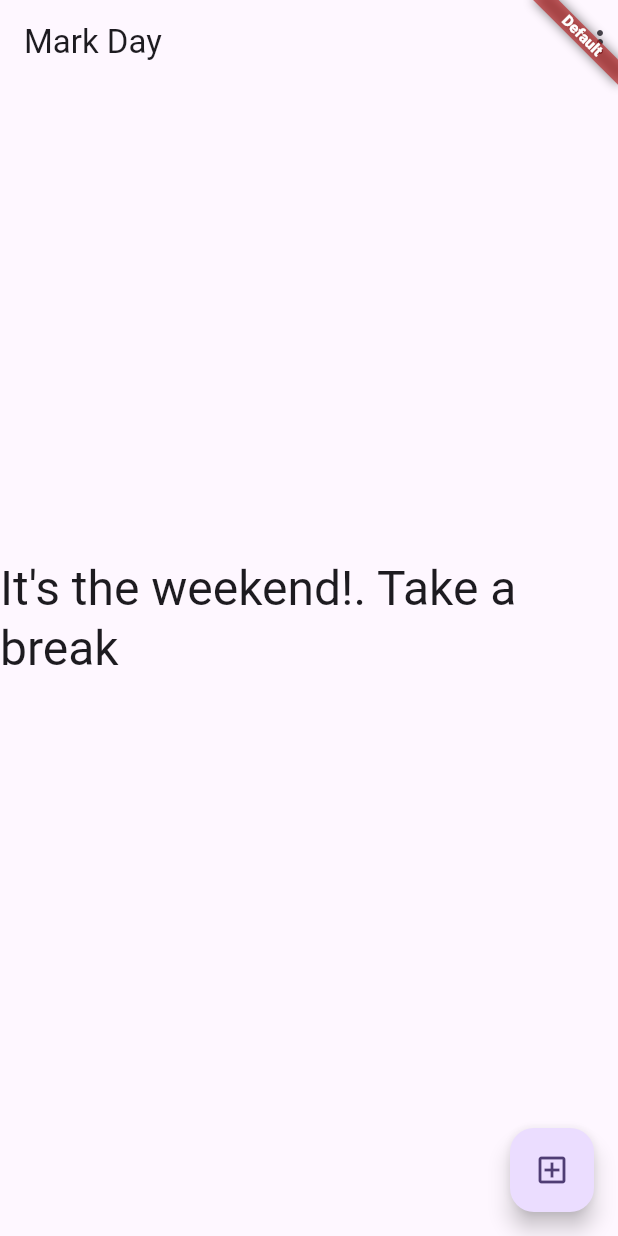
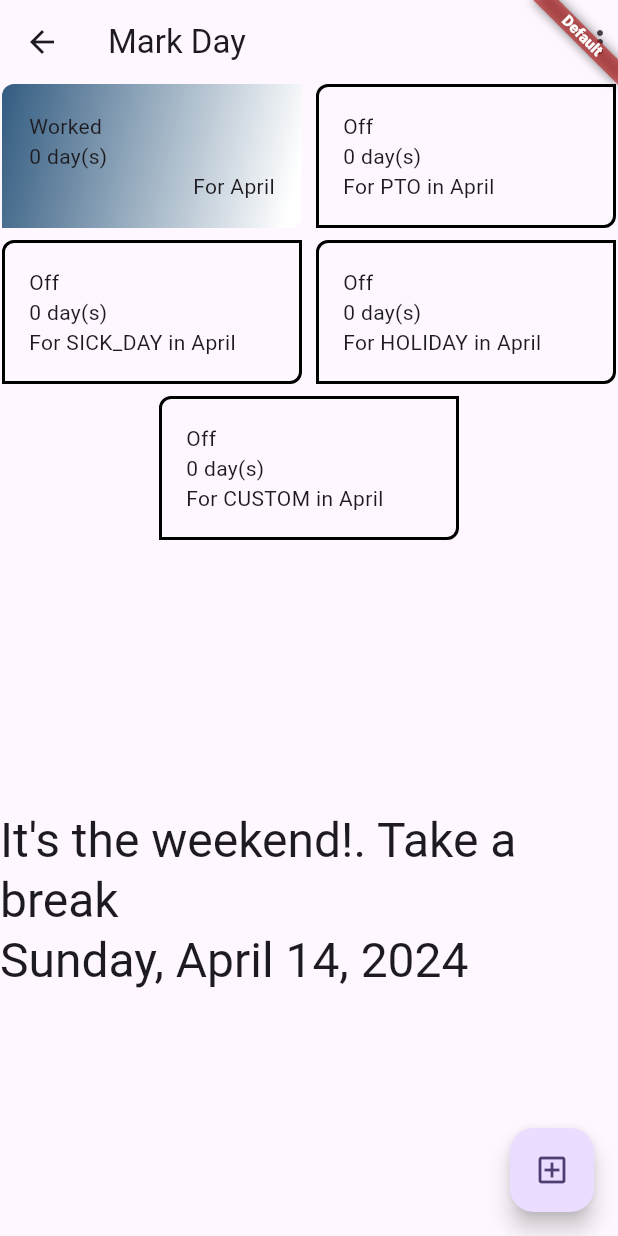
Before and after one commit to danagbemava/workdaez, a Flutter app: the MarkDayScreen screen opened directly, on a phone screen of 412 x 824 dp. Run offline on Flutter 3.47's test engine with Material 3 defaults, Android fonts, the phone set to English and light mode, and no system bars; our stand-ins replace bot_toast, drift, flutter_hooks, flutter_secure_storage, get_it, hooks_riverpod and 4 more; missing offline and left inert: sqlite3; accounts and stored records are empty; generated files the repository leaves out were written again.

Commit message:
keeping remote up to date

```diff
--- /dev/null
+++ b/devtools_options.yaml
@@ -0,0 +1 @@
+extensions:
--- /dev/null
+++ b/lib/core/app/day_marker/constants.dart
@@ -0,0 +1,20 @@
+import 'package:flutter/material.dart';
+import 'package:material_symbols_icons/material_symbols_icons.dart';
+
+// const kAbsentValues = ['PTO', 'SICK_DAY', 'HOLIDAY', 'CUSTOM'];
+
+enum AbsentValues {
+  pto('PTO', Symbols.villa),
+  sickDay('SICK_DAY', Symbols.sick),
+  holiday('HOLIDAY', Symbols.holiday_village),
+  custom('CUSTOM', Symbols.dashboard_customize);
+
+  final String name;
+  final IconData icon;
+
+  const AbsentValues(this.name, this.icon);
+
+  factory AbsentValues.fromName(String name) {
+    return AbsentValues.values.firstWhere((e) => e.name == name);
+  }
+}
--- a/lib/core/app/day_marker/screens/mark_day_screen.dart
+++ b/lib/core/app/day_marker/screens/mark_day_screen.dart
@@ -4,6 +4,7 @@ import 'package:flutter_hooks/flutter_hooks.dart';
 import 'package:hooks_riverpod/hooks_riverpod.dart';
 import 'package:intl/intl.dart';
 import 'package:workdaez/config/service_locator.dart';
+import 'package:workdaez/core/app/day_marker/constants.dart';
 import 'package:workdaez/core/app/profile/screens/add_profile_screen.dart';
 import 'package:workdaez/core/app/profile/view_models/profile_list_provider.dart';
 import 'package:workdaez/core/db/daos/tracker_dao.dart';
@@ -21,26 +22,39 @@ class MarkDayScreen extends HookConsumerWidget {
   @override
   Widget build(BuildContext context, WidgetRef ref) {
     final today = useState(DateTime.now());
-    final formatted = DateFormat('EEEE, MMMM d, y').format(today.value);
+    final formatted = DateFormat('EEEE, MMMM d, y'); //.format(today.value);
     final activeProfile = ref.watch(activeProfileProvider);
     final size = MediaQuery.sizeOf(context);
 
     final profiles = ref.watch(profileListProvider).asData?.value ?? [];
-    final dayMarked = ref.watch(dayMarkedProvider.call(today.value)).value ?? false;
+
+    final daysToMark = today.value.day;
+
+    final monthFormat = DateFormat('MMMM').format(today.value);
 
     return activeProfile.when(
       data: (profile) {
+        final daysWorkedForMonth = ref.watch(daysWorkedForMonthProvider.call(profile?.id));
+
         return Banner(
           message: profile?.name ?? 'No Profile',
           location: BannerLocation.topEnd,
           child: Scaffold(
             extendBody: true,
-            extendBodyBehindAppBar: true,
+            // extendBodyBehindAppBar: true,
             appBar: AppBar(
               title: const Text('Mark Day'),
               elevation: 0,
               backgroundColor: Colors.transparent,
               actions: [
+                // daysWorkedForMonth.when(
+                //   data: (daysWorked) {
+                //     return Text(daysWorked.toString());
+                //   },
+                //   skipError: true,
+                //   loading: () => const SizedBox(),
+                //   error: (_, __) => const SizedBox(),
+                // ),
                 PopupMenuButton<WorkProfileData>(
                   itemBuilder: (context) => profiles
                       .map(
@@ -52,13 +66,9 @@ class MarkDayScreen extends HookConsumerWidget {
                       .toList(),
                   initialValue: profile,
                   onSelected: (WorkProfileData profile) async {
-                    await sl
-                        .get<SecureStorageService>()
-                        .write(kActiveProfileKey, profile.id.toString());
+                    await sl.get<SecureStorageService>().write(kActiveProfileKey, profile.id.toString());
 
-                    await sl
-                        .get<SecureStorageService>()
-                        .read(kActiveProfileKey);
+                    await sl.get<SecureStorageService>().read(kActiveProfileKey);
 
                     ref.invalidate(activeProfileProvider);
                   },
@@ -66,24 +76,115 @@ class MarkDayScreen extends HookConsumerWidget {
                 )
               ],
             ),
-            body: dayMarked
-                ? const Center(
-                    child: Text('Day has already been marked. Have a cookie'))
-                : profile == null
-                    ? const SizedBox()
-                    : profile.trackWeekends
-                        ? _WeekdayWidget(
-                            size: size,
-                            formatted: formatted,
-                            profile: profile,
-                          )
-                        : today.value.isWeekend
-                            ? const _WeekendWidget()
-                            : _WeekdayWidget(
-                                size: size,
-                                formatted: formatted,
-                                profile: profile,
-                              ), // : _WeekendWidget(),
+            body: Column(
+              crossAxisAlignment: CrossAxisAlignment.stretch,
+              children: [
+                Wrap(
+                  runSpacing: 8,
+                  alignment: WrapAlignment.spaceEvenly,
+                  spacing: 8,
+                  children: [
+                    daysWorkedForMonth.when(
+                      data: (daysWorked) {
+                        return Container(
+                          width: 200,
+                          padding: const EdgeInsets.all(16),
+                          decoration: BoxDecoration(
+                            border: Border.all(color: Colors.transparent, width: 2),
+                            borderRadius: const BorderRadius.only(
+                              topLeft: Radius.circular(8),
+                              bottomRight: Radius.circular(8),
+                            ),
+                            gradient: const LinearGradient(
+                              colors: [Color(0xFF335C81), Color(0xFFFFFFFF)],
+                              begin: Alignment.topLeft,
+                            ),
+                          ),
+                          child: Column(
+                            crossAxisAlignment: CrossAxisAlignment.stretch,
+                            children: [
+                              const Text(
+                                'Worked',
+                                textAlign: TextAlign.start,
+                              ),
+                              Text('${daysWorked.toString()} day(s)'),
+                              Text(
+                                'For $monthFormat',
+                                textAlign: TextAlign.end,
+                              )
+                            ],
+                          ),
+                        );
+                      },
+                      skipError: true,
+                      loading: () => const SizedBox(),
+                      error: (_, __) => const SizedBox(),
+                    ),
+                    ...AbsentValues.values.map((e) {
+                      final offDays = ref.watch(offDaysByTypeProvider.call(e.name));
+
+                      return offDays.when(
+                        data: (daysOffForType) {
+                          return Container(
+                            width: 200,
+                            padding: const EdgeInsets.all(16),
+                            decoration: BoxDecoration(
+                              border: Border.all(color: Colors.black, width: 2),
+                              borderRadius: const BorderRadius.only(
+                                topLeft: Radius.circular(8),
+                                bottomRight: Radius.circular(8),
+                              ),
+                            ),
+                            child: Column(
+                              crossAxisAlignment: CrossAxisAlignment.stretch,
+                              children: [
+                                const Text('Off'),
+                                Text('${daysOffForType.toString()} day(s)'),
+                                Text('For ${e.name} in $monthFormat'),
+                              ],
+                            ),
+                          );
+                        },
+                        error: (_, __) => const SizedBox(),
+                        loading: () => const SizedBox(),
+                      );
+                    })
+                  ],
+                ),
+                const SizedBox(height: 16),
+                Expanded(
+                  child: PageView.builder(
+                    itemBuilder: (context, int index) {
+                      final day = DateTime(today.value.year, today.value.month, today.value.day - index);
+                      final dayMarked = ref.watch(dayMarkedProvider.call(day)).value ?? false;
+
+                      if (dayMarked) {
+                        return Center(
+                          child: Text('${formatted.format(day)}\nDay has already been marked. Have a cookie'),
+                        );
+                      }
+
+                      if (profile == null) return const SizedBox();
+
+                      if (!profile.trackWeekends && !day.isWeekDay) {
+                        return _WeekendWidget(
+                          day: formatted.format(day),
+                        );
+                      } else {
+                        return _WeekdayWidget(
+                          size: size,
+                          formatted: formatted.format(day),
+                          profile: profile,
+                          day: day,
+                        );
+                      }
+                    },
+                    itemCount: daysToMark,
+                    reverse: true,
+                  ),
+                ),
+              ],
+            ),
             floatingActionButton: FloatingActionButton(
               onPressed: () {
                 showDialog(
@@ -113,15 +214,15 @@ class MarkDayScreen extends HookConsumerWidget {
 }
 
 class _WeekendWidget extends StatelessWidget {
-  const _WeekendWidget({
-    super.key,
-  });
+  const _WeekendWidget({super.key, required this.day});
+
+  final String day;
 
   @override
   Widget build(BuildContext context) {
     return Center(
       child: Text(
-        'It\'s the weekend!. Take a break',
+        'It\'s the weekend!. Take a break\n$day',
         style: Theme.of(context).textTheme.headlineLarge,
       ),
     );
@@ -134,17 +235,19 @@ class _WeekdayWidget extends HookConsumerWidget {
     required this.size,
     required this.formatted,
     required this.profile,
+    required this.day,
   });
 
   final Size size;
   final String formatted;
   final WorkProfileData profile;
+  final DateTime day;
 
   @override
   Widget build(BuildContext context, WidgetRef ref) {
     final model = useState(WorkTrackerCompanion(
-      day: df.Value(DateTime.now()),
-      profileId: const df.Value(0),
+      day: df.Value(day),
+      profileId: df.Value(profile.id),
       dateGenerated: df.Value(DateTime.now()),
     ));
     final absentReason = useState<String?>(null);
@@ -202,14 +305,13 @@ class _WeekdayWidget extends HookConsumerWidget {
                         ),
                         TextButton(
                           onPressed: () async {
-                            final tracker = model.value
-                                .copyWith(didWork: const df.Value(true));
+                            final tracker = model.value.copyWith(didWork: const df.Value(true));
 
-                            await sl
-                                .get<WorkTrackerDao>()
-                                .insertDayWorked(tracker);
+                            await sl.get<WorkTrackerDao>().insertDayWorked(tracker);
 
                             ref.invalidate(dayMarkedProvider);
+                            ref.invalidate(daysWorkedForMonthProvider);
+                            ref.invalidate(offDaysByTypeProvider);
 
                             if (context.mounted) {
                               Navigator.pop(context);
@@ -235,21 +337,21 @@ class _WeekdayWidget extends HookConsumerWidget {
                       scrollable: true,
                       content: HookConsumer(
                         builder: (context, ref, child) {
-                          final absentReasonInternal = useState<String?>(null);
+                          final absentReasonInternal = useState<AbsentValues?>(null);
 
                           return Column(
                             children: [
-                              DropdownButton<String?>(
-                                items: ['PTO', 'SICK_DAY', 'CUSTOM']
+                              DropdownButton<AbsentValues?>(
+                                items: AbsentValues.values
                                     .map((e) => DropdownMenuItem(
                                           value: e,
-                                          child: Text(e),
+                                          child: Text(e.name),
                                         ))
                                     .toList(),
                                 value: absentReasonInternal.value,
                                 onChanged: (val) {
                                   absentReasonInternal.value = val;
-                                  absentReason.value = absentReasonInternal.value;
+                                  absentReason.value = absentReasonInternal.value?.name;
                                 },
                               ),
                               if (absentReason.value == 'CUSTOM') ...{
@@ -278,16 +380,15 @@ class _WeekdayWidget extends HookConsumerWidget {
                           onPressed: () async {
                             final tracker = model.value.copyWith(
                               didWork: const df.Value(false),
-                              absentReason: absentReason.value != null
-                                  ? df.Value(absentReason.value)
-                                  : const df.Value(null),
+                              absentReason:
+                                  absentReason.value != null ? df.Value(absentReason.value) : const df.Value(null),
                             );
 
-                            await sl
-                                .get<WorkTrackerDao>()
-                                .insertDayWorked(tracker);
+                            await sl.get<WorkTrackerDao>().insertDayWorked(tracker);
 
                             ref.invalidate(dayMarkedProvider);
+                            ref.invalidate(daysWorkedForMonthProvider);
+                            ref.invalidate(offDaysByTypeProvider);
 
                             if (context.mounted) {
                               Navigator.pop(context);
--- a/lib/main.dart
+++ b/lib/main.dart
@@ -2,10 +2,10 @@ import 'package:bot_toast/bot_toast.dart';
 import 'package:flutter/material.dart';
 import 'package:hooks_riverpod/hooks_riverpod.dart';
 import 'package:responsive_framework/responsive_framework.dart';
+import 'package:workdaez/core/app/base.dart';
 import 'package:workdaez/core/db/db_setup.dart';
 
 import 'config/service_locator.dart';
-import 'core/app/day_marker/screens/mark_day_screen.dart';
 
 Future<void> main() async{
   try {
@@ -57,7 +57,7 @@ class MyApp extends StatelessWidget {
 
         return child;
       },
-      home: const MarkDayScreen(),
+      home: const BaseScreen(),
     );
   }
 }
--- a/pubspec.yaml
+++ b/pubspec.yaml
@@ -49,6 +49,7 @@ dependencies:
   google_fonts: ^6.1.0
   bot_toast: ^4.1.3
   responsive_framework: ^1.1.1
+  material_symbols_icons: ^4.2719.3
 
 dev_dependencies:
   flutter_test:
```
Also changed, not shown: lib/core/app/base.dart (added, +33 -0 lines), lib/core/app/day_marker/providers/day_marked_provider.dart (+17 -0 lines), lib/core/app/day_marker/screens/history_screen.dart (added, +48 -0 lines), lib/core/db/daos/tracker_dao.dart (+50 -6 lines), pubspec.lock, 1 other file.
